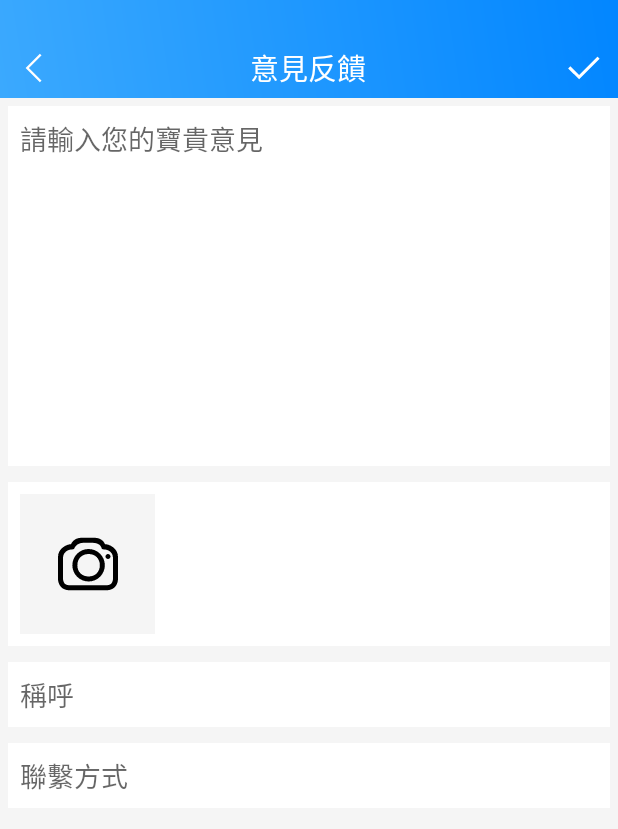
After one commit to 17710622616/BSFSlotMachine, an Android app: the OpinionActivity screen opened directly, with no data from a screen before it, on a phone screen of 412 x 824 dp. The commit adds this screen. Shown: the top 829 px of the screen. Run offline under Robolectric (Android 15) with nearby library versions, the phone set to English and light mode, and no system bars.

```diff
--- a/app/src/main/AndroidManifest.xml
+++ b/app/src/main/AndroidManifest.xml
@@ -1,6 +1,8 @@
 <?xml version="1.0" encoding="utf-8"?>
 <manifest xmlns:android="http://schemas.android.com/apk/res/android"
     package="com.bs.john_li.bsfslotmachine">
+
+    <uses-permission android:name="android.permission.CALL_PHONE"/>
 
     <application
         android:allowBackup="true"
@@ -23,6 +25,8 @@
         <activity android:name=".BSSMActivity.Mine.DiscountActivity"/>
         <activity android:name=".BSSMActivity.Mine.HistoryOrderActivity"/>
         <activity android:name=".BSSMActivity.Mine.CarListActivity"/>
+        <activity android:name=".BSSMActivity.Mine.OpinionActivity"/>
+        <activity android:name=".BSSMActivity.Mine.GuoJiangLongActivity"/>
     </application>
 
 </manifest>
--- /dev/null
+++ b/app/src/main/java/com/bs/john_li/bsfslotmachine/BSSMActivity/Mine/OpinionActivity.java
@@ -0,0 +1,79 @@
+package com.bs.john_li.bsfslotmachine.BSSMActivity.Mine;
+
+import android.graphics.Bitmap;
+import android.os.Bundle;
+import android.support.annotation.Nullable;
+import android.view.View;
+import android.widget.AdapterView;
+import android.widget.GridView;
+import android.widget.Toast;
+
+import com.bs.john_li.bsfslotmachine.BSSMActivity.BaseActivity;
+import com.bs.john_li.bsfslotmachine.BSSMAdapter.OpinionPhotoAdapter;
+import com.bs.john_li.bsfslotmachine.BSSMView.BSSMHeadView;
+import com.bs.john_li.bsfslotmachine.R;
+
+import java.util.ArrayList;
+import java.util.List;
+
+/**
+ * Created by John_Li on 9/8/2017.
+ */
+
+public class OpinionActivity extends BaseActivity implements View.OnClickListener{
+    private BSSMHeadView headView;
+    private GridView opinionGv;
+    private List<Integer> photoList;
+    private OpinionPhotoAdapter mOpinionPhotoAdapter;
+    @Override
+    protected void onCreate(@Nullable Bundle savedInstanceState) {
+        super.onCreate(savedInstanceState);
+        setContentView(R.layout.activity_opinion);
+        initView();
+        setListener();
+        initData();
+    }
+
+    @Override
+    public void initView() {
+        headView = findViewById(R.id.opinion_head);
+        opinionGv = findViewById(R.id.opinion_gv);
+    }
+
+    @Override
+    public void setListener() {
+        opinionGv.setOnItemClickListener(new AdapterView.OnItemClickListener() {
+            @Override
+            public void onItemClick(AdapterView<?> adapterView, View view, int i, long l) {
+                if (i == 0){
+                    Toast.makeText(OpinionActivity.this.getApplicationContext(), "拍照", Toast.LENGTH_SHORT).show();
+                } else {
+
+                }
+            }
+        });
+    }
+
+    @Override
+    public void initData() {
+        headView.setTitle("意見反饋");
+        headView.setLeft(this);
+        headView.setRight(R.mipmap.ok,this);
+
+        photoList = new ArrayList<Integer>();
+        photoList.add(R.mipmap.camera);
+        mOpinionPhotoAdapter = new OpinionPhotoAdapter(this, photoList);
+        opinionGv.setAdapter(mOpinionPhotoAdapter);
+    }
+
+    @Override
+    public void onClick(View view) {
+        switch (view.getId()) {
+            case R.id.head_left:
+                finish();
+                break;
+            case R.id.head_right:
+                break;
+        }
+    }
+}
--- /dev/null
+++ b/app/src/main/java/com/bs/john_li/bsfslotmachine/BSSMAdapter/OpinionPhotoAdapter.java
@@ -0,0 +1,62 @@
+package com.bs.john_li.bsfslotmachine.BSSMAdapter;
+
+import android.content.Context;
+import android.view.LayoutInflater;
+import android.view.View;
+import android.view.ViewGroup;
+import android.widget.BaseAdapter;
+import android.widget.ImageView;
+
+import com.bs.john_li.bsfslotmachine.R;
+
+import java.util.List;
+
+/**
+ * Created by John_Li on 10/8/2017.
+ */
+
+public class OpinionPhotoAdapter extends BaseAdapter {
+    private List<Integer> photoList;
+    private LayoutInflater inflater;
+    private Context mContext;
+    public OpinionPhotoAdapter(Context context, List<Integer> photoList) {
+        this.photoList = photoList;
+        inflater = LayoutInflater.from(context);
+        mContext = context;
+    }
+    @Override
+    public int getCount() {
+        return photoList.size();
+    }
+
+    @Override
+    public Object getItem(int i) {
+        return photoList.get(i);
+    }
+
+    @Override
+    public long getItemId(int i) {
+        return i;
+    }
+
+    @Override
+    public View getView(int i, View view, ViewGroup viewGroup) {
+        View convertView = view;
+        ViewHolder holder = null;
+        if (convertView == null) {
+            holder = new ViewHolder();
+            convertView = inflater.inflate(R.layout.item_opinion, null);
+            holder.opinionPhoto = convertView.findViewById(R.id.item_opinion_iv);
+            convertView.setTag(holder);
+        } else {
+            holder = (ViewHolder) convertView.getTag();
+        }
+
+        holder.opinionPhoto.setImageResource(photoList.get(i));
+        return convertView;
+    }
+
+    class ViewHolder {
+        private ImageView opinionPhoto;
+    }
+}
--- a/app/src/main/java/com/bs/john_li/bsfslotmachine/BSSMFragment/ParkingFragment.java
+++ b/app/src/main/java/com/bs/john_li/bsfslotmachine/BSSMFragment/ParkingFragment.java
@@ -1,5 +1,6 @@
 package com.bs.john_li.bsfslotmachine.BSSMFragment;
 
+import android.content.Intent;
 import android.os.Bundle;
 import android.support.annotation.Nullable;
 import android.view.LayoutInflater;
@@ -7,6 +8,7 @@ import android.view.View;
 import android.view.ViewGroup;
 import android.widget.Toast;
 
+import com.bs.john_li.bsfslotmachine.BSSMActivity.Mine.WalletActivity;
 import com.bs.john_li.bsfslotmachine.BSSMView.BSSMHeadView;
 import com.bs.john_li.bsfslotmachine.R;
 
@@ -58,7 +60,7 @@ public class ParkingFragment extends BaseFragment implements View.OnClickListene
                 Toast.makeText(getActivity(), "查询",Toast.LENGTH_SHORT).show();
                 break;
             case R.id.head_right:
-                Toast.makeText(getActivity(), "钱包",Toast.LENGTH_SHORT).show();
+                startActivity(new Intent(getActivity(), WalletActivity.class));
                 break;
         }
     }
--- /dev/null
+++ b/app/src/main/res/layout/activity_opinion.xml
@@ -0,0 +1,59 @@
+<?xml version="1.0" encoding="utf-8"?>
+<LinearLayout xmlns:android="http://schemas.android.com/apk/res/android"
+    android:orientation="vertical"
+    android:layout_width="match_parent"
+    android:layout_height="match_parent"
+    android:background="@color/colorMineGray">
+    <com.bs.john_li.bsfslotmachine.BSSMView.BSSMHeadView
+        android:id="@+id/opinion_head"
+        android:layout_width="match_parent"
+        android:layout_height="wrap_content"/>
+
+    <EditText
+        android:id="@+id/opinion_et"
+        android:layout_width="match_parent"
+        android:layout_height="240dp"
+        android:hint="@string/opinion"
+        android:textColor="@color/colorBlack"
+        android:textSize="18sp"
+        android:gravity="top"
+        android:layout_margin="5dp"
+        android:padding="8dp"
+        android:background="@color/colorWight"/>
+
+    <GridView
+        android:id="@+id/opinion_gv"
+        android:layout_width="match_parent"
+        android:layout_height="wrap_content"
+        android:layout_margin="5dp"
+        android:padding="8dp"
+        android:background="@color/colorWight"
+        android:numColumns="auto_fit"
+        android:verticalSpacing="8dp"
+        android:horizontalSpacing="8dp"
+        android:columnWidth="90dp"
+        android:stretchMode="columnWidth"
+        android:gravity="center"  />
+
+    <EditText
+        android:id="@+id/opinion_name"
+        android:layout_width="match_parent"
+        android:layout_height="wrap_content"
+        android:hint="稱呼"
+        android:textColor="@color/colorBlack"
+        android:textSize="18sp"
+        android:layout_margin="5dp"
+        android:padding="8dp"
+        android:background="@color/colorWight"/>
+
+    <EditText
+        android:id="@+id/opinion_phone"
+        android:layout_width="match_parent"
+        android:layout_height="wrap_content"
+        android:hint="聯繫方式"
+        android:textColor="@color/colorBlack"
+        android:textSize="18sp"
+        android:layout_margin="5dp"
+        android:padding="8dp"
+        android:background="@color/colorWight"/>
+</LinearLayout>
--- /dev/null
+++ b/app/src/main/res/layout/item_opinion.xml
@@ -0,0 +1,11 @@
+<?xml version="1.0" encoding="utf-8"?>
+<ImageView xmlns:android="http://schemas.android.com/apk/res/android"
+    android:id="@+id/item_opinion_iv"
+    android:orientation="vertical"
+    android:layout_width="wrap_content"
+    android:layout_height="wrap_content"
+    android:src="@mipmap/mine"
+    android:scaleType="center"
+    android:background="@color/colorMineGray"
+    android:paddingTop="25dp"
+    android:paddingBottom="25dp"/>
--- a/app/src/main/res/values/strings.xml
+++ b/app/src/main/res/values/strings.xml
@@ -24,4 +24,5 @@
     <string name="personal_account">賬戶綁定</string>
     <string name="personal_safe">安全設置</string>
     <string name="wallet_translation_detial">交易明細</string>
+    <string name="opinion">請輸入您的寶貴意見</string>
 </resources>
```
Also changed, not shown: app/src/main/java/com/bs/john_li/bsfslotmachine/BSSMActivity/Mine/GuoJiangLongActivity.java (added, +82 -0 lines), app/src/main/java/com/bs/john_li/bsfslotmachine/BSSMAdapter/GuoJiangLongAdapter.java (added, +49 -0 lines), app/src/main/java/com/bs/john_li/bsfslotmachine/BSSMFragment/MineFragment.java (+27 -1 lines), app/src/main/res/layout/activity_guojianglong.xml (added, +23 -0 lines), app/src/main/res/layout/item_guojianglong.xml (added, +18 -0 lines), app/src/main/res/mipmap-hdpi/camera.png (added), app/src/main/res/mipmap-hdpi/ok.png (added).
